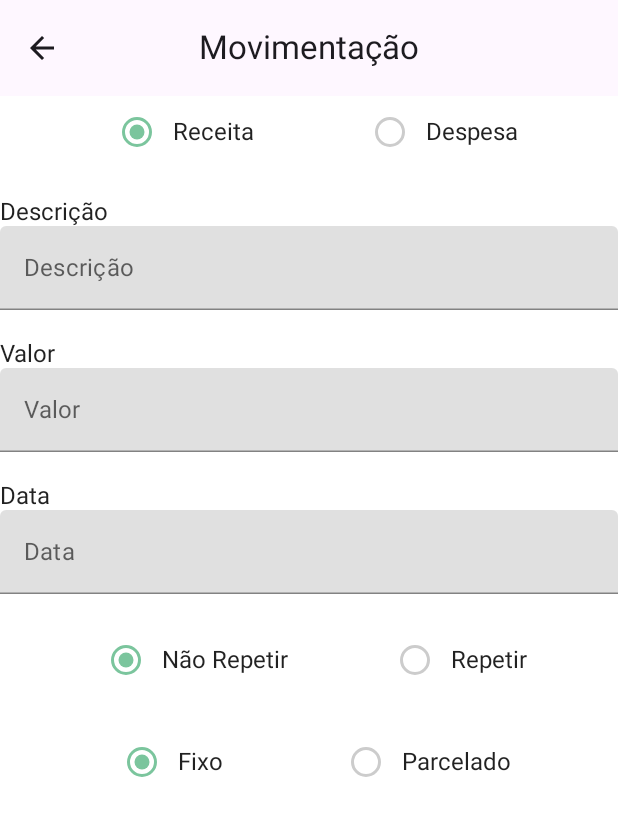
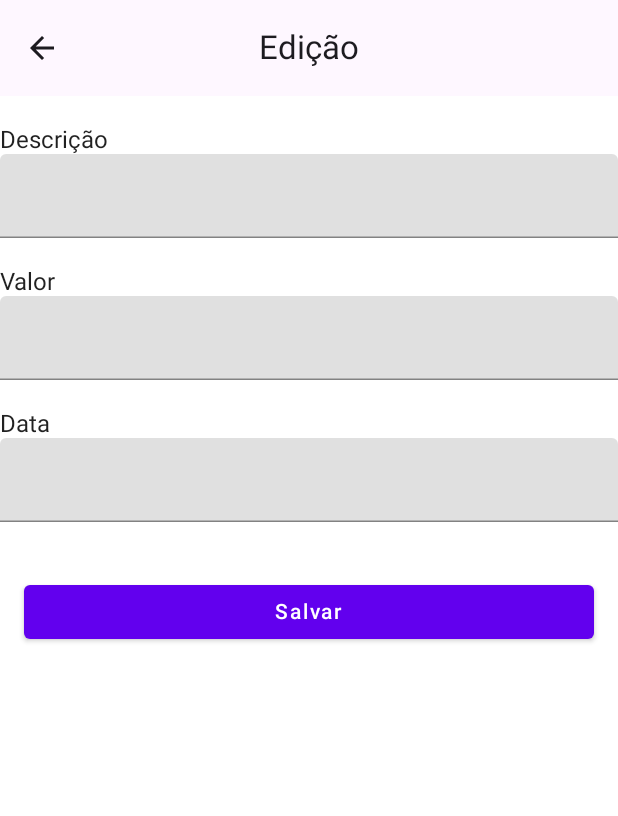
Before and after one commit to luiz1251/meuboletopago, an Android app built with Jetpack Compose: the screen it shows after launch (MainActivity), on a phone screen of 412 x 824 dp. Shown: the top 816 px of the screen. Run offline under Robolectric (Android 15) with nearby library versions, the phone set to English and light mode, and no system bars.

Commit message:
EditPage Created

```diff
--- a/androidApp/src/main/java/br/com/digitalhouse/meuboletopago/android/MainActivity.kt
+++ b/androidApp/src/main/java/br/com/digitalhouse/meuboletopago/android/MainActivity.kt
@@ -1,17 +1,21 @@
 package br.com.digitalhouse.meuboletopago.android
 
+import android.os.Build
 import android.os.Bundle
 import androidx.activity.ComponentActivity
 import androidx.activity.compose.setContent
+import androidx.annotation.RequiresApi
 import androidx.compose.foundation.layout.fillMaxSize
 import androidx.compose.material.*
 import androidx.compose.runtime.Composable
 import androidx.compose.ui.Modifier
 import androidx.compose.ui.tooling.preview.Preview
 import br.com.digitalhouse.meuboletopago.Greeting
+import br.com.digitalhouse.meuboletopago.android.edit.Edit
 import br.com.digitalhouse.meuboletopago.android.movement.Movement
 
 class MainActivity : ComponentActivity() {
+    @RequiresApi(Build.VERSION_CODES.O)
     override fun onCreate(savedInstanceState: Bundle?) {
         super.onCreate(savedInstanceState)
         setContent {
@@ -20,22 +24,9 @@ class MainActivity : ComponentActivity() {
                     modifier = Modifier.fillMaxSize(),
                     color = MaterialTheme.colors.background
                 ) {
-                    Movement(onBack = {})
+                    Edit(onBack = {})
                 }
             }
         }
     }
 }
-
-@Composable
-fun GreetingView(text: String) {
-    Text(text = text)
-}
-
-@Preview
-@Composable
-fun DefaultPreview() {
-    MyApplicationTheme {
-        GreetingView("Hello, Android!")
-    }
-}
--- /dev/null
+++ b/androidApp/src/main/java/br/com/digitalhouse/meuboletopago/android/edit/Edit.kt
@@ -0,0 +1,76 @@
+package br.com.digitalhouse.meuboletopago.android.edit
+
+import android.os.Build
+import androidx.annotation.RequiresApi
+import androidx.compose.foundation.layout.*
+import androidx.compose.foundation.lazy.LazyColumn
+import androidx.compose.material.*
+import androidx.compose.runtime.*
+import androidx.compose.ui.Modifier
+import androidx.compose.ui.tooling.preview.Preview
+import androidx.compose.ui.unit.dp
+import br.com.digitalhouse.meuboletopago.android.MyApplicationTheme
+import br.com.digitalhouse.meuboletopago.android.component.CenterTopBar
+import java.time.LocalDate
+
+@RequiresApi(Build.VERSION_CODES.O)
+@Composable
+fun Edit(onBack: () -> Unit)  {
+    var state by remember { mutableStateOf(true) }
+    var state2 by remember { mutableStateOf(true) }
+    var state3 by remember { mutableStateOf(true) }
+    MyApplicationTheme() {
+        Scaffold (
+            topBar = { CenterTopBar(title = "Edição", onProfileNavigation = {}, onBack = {}) }
+        ) {
+            LazyColumn(
+                modifier = Modifier.padding(it)) {
+                item {
+                    Spacer(modifier = Modifier.height(20.dp))
+                    Column{
+                        val descricao = remember { mutableStateOf("") }
+                        val valor = remember { mutableStateOf(Double) }
+                        val data = remember { mutableStateOf(LocalDate.now()) }
+                        Text(text = "Descrição")
+                        TextField(
+                            modifier = Modifier.fillMaxWidth(),
+                            value = descricao.value,
+                            onValueChange = { },
+                            label = { Text(text = "") }
+                        )
+                        Spacer(modifier = Modifier.height(20.dp))
+                        Text(text = "Valor")
+                        TextField(
+                            modifier = Modifier.fillMaxWidth(),
+                            value = descricao.value,
+                            onValueChange = { },
+                            label = { Text(text = "") }
+                        )
+                        Spacer(modifier = Modifier.height(20.dp))
+                        Text(text = "Data")
+                        TextField(
+                            modifier = Modifier
+                                .fillMaxWidth(),
+                            value = descricao.value,
+                            onValueChange = { },
+                            label = { Text(text = "") }
+                        )
+                    }
+                    Spacer(modifier = Modifier.height(20.dp))
+                    Button(
+                        onClick = { /*TODO*/ },
+                        modifier = Modifier
+                            .fillMaxWidth()
+                            .padding(16.dp)
+                    ) {
+                        Text(text = "Salvar")
+                    }
+                }
+            }
+        }
+    }
+}
+
+@Preview
+@Composable
+fun Edit_Preview(){}
--- a/androidApp/src/main/java/br/com/digitalhouse/meuboletopago/android/movement/Movement.kt
+++ b/androidApp/src/main/java/br/com/digitalhouse/meuboletopago/android/movement/Movement.kt
@@ -71,7 +71,7 @@ fun Movement(onBack: () -> Unit)  {
                             modifier = Modifier.fillMaxWidth(),
                             value = descricao.value,
                             onValueChange = { },
-                            label = { Text(text = "Descrição") }
+                            label = { Text(text = "") }
                         )
                         Spacer(modifier = Modifier.height(20.dp))
                         Text(text = "Valor")
@@ -79,7 +79,7 @@ fun Movement(onBack: () -> Unit)  {
                             modifier = Modifier.fillMaxWidth(),
                             value = descricao.value,
                             onValueChange = { },
-                            label = { Text(text = "Valor") }
+                            label = { Text(text = "") }
                         )
                         Spacer(modifier = Modifier.height(20.dp))
                         Text(text = "Data")
@@ -87,7 +87,7 @@ fun Movement(onBack: () -> Unit)  {
                             modifier = Modifier.fillMaxWidth(),
                             value = descricao.value,
                             onValueChange = { },
-                            label = { Text(text = "Data") }
+                            label = { Text(text = "") }
                         )
                     }
                     Spacer(modifier = Modifier.height(20.dp))
```
